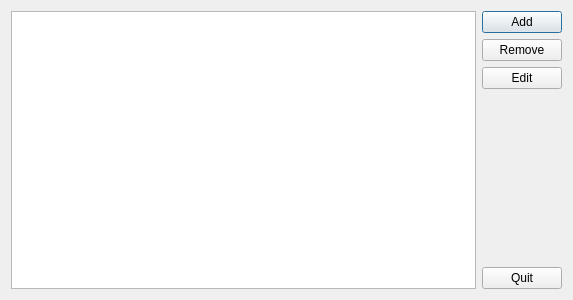
This is src/View/Qt/TimeLine/MainWin.ui in Tatane/TimeLine as Qt 5 draws it before an edit. The edited form follows.
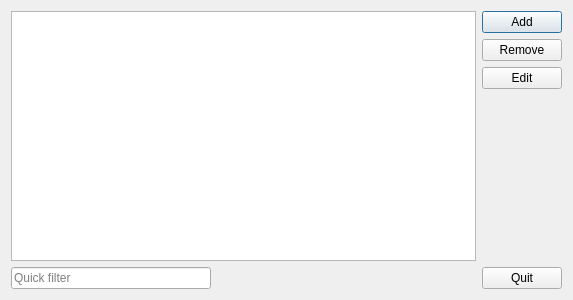
This is the edited form.

Commit message: Quick text filter.

The edit to the form file:
```diff
--- a/src/View/Qt/TimeLine/MainWin.ui
+++ b/src/View/Qt/TimeLine/MainWin.ui
@@ -15,6 +15,8 @@
   </property>
   <layout class="QHBoxLayout" name="horizontalLayout">
    <item>
+    <layout class="QVBoxLayout" name="verticalLayout_2">
+     <item>
     <widget class="QTableView" name="tableView">
      <property name="alternatingRowColors">
       <bool>true</bool>
@@ -32,6 +34,44 @@
       <bool>false</bool>
      </attribute>
     </widget>
+     </item>
+     <item>
+      <layout class="QHBoxLayout" name="horizontalLayout_2">
+       <item>
+        <widget class="QLineEdit" name="filter">
+         <property name="sizePolicy">
+          <sizepolicy hsizetype="Maximum" vsizetype="Fixed">
+           <horstretch>0</horstretch>
+           <verstretch>0</verstretch>
+          </sizepolicy>
+         </property>
+         <property name="minimumSize">
+          <size>
+           <width>200</width>
+           <height>0</height>
+          </size>
+         </property>
+         <property name="placeholderText">
+          <string>Quick filter</string>
+         </property>
+        </widget>
+       </item>
+       <item>
+        <spacer name="horizontalSpacer">
+         <property name="orientation">
+          <enum>Qt::Horizontal</enum>
+         </property>
+         <property name="sizeHint" stdset="0">
+          <size>
+           <width>40</width>
+           <height>20</height>
+          </size>
+         </property>
+        </spacer>
+       </item>
+      </layout>
+     </item>
+    </layout>
    </item>
    <item>
     <layout class="QVBoxLayout" name="verticalLayout">
```
Lines whose indentation alone changed are shown as unchanged. The commit also changes 4 other files.
